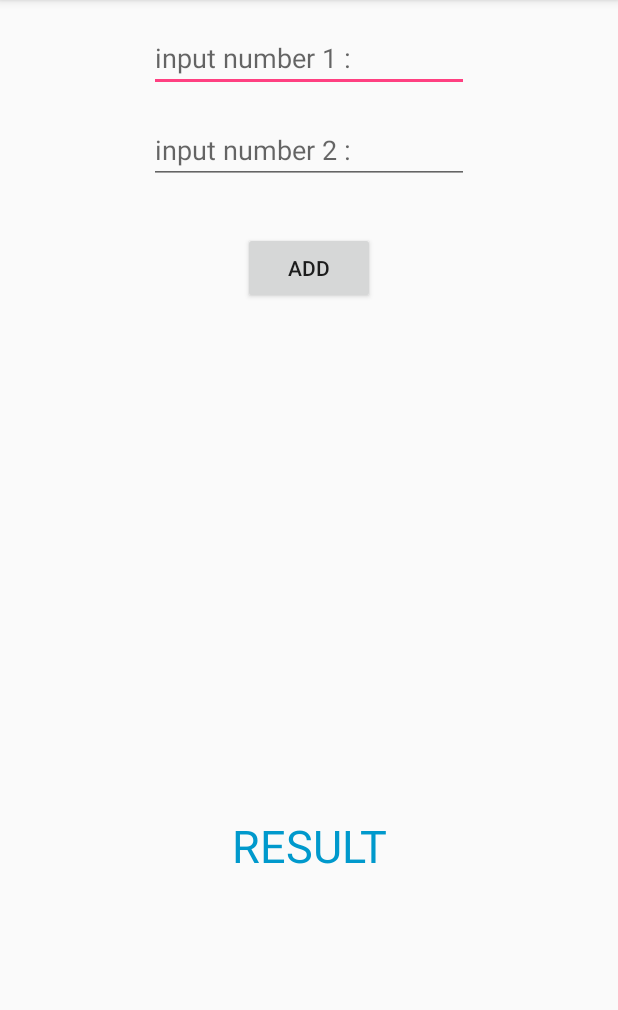
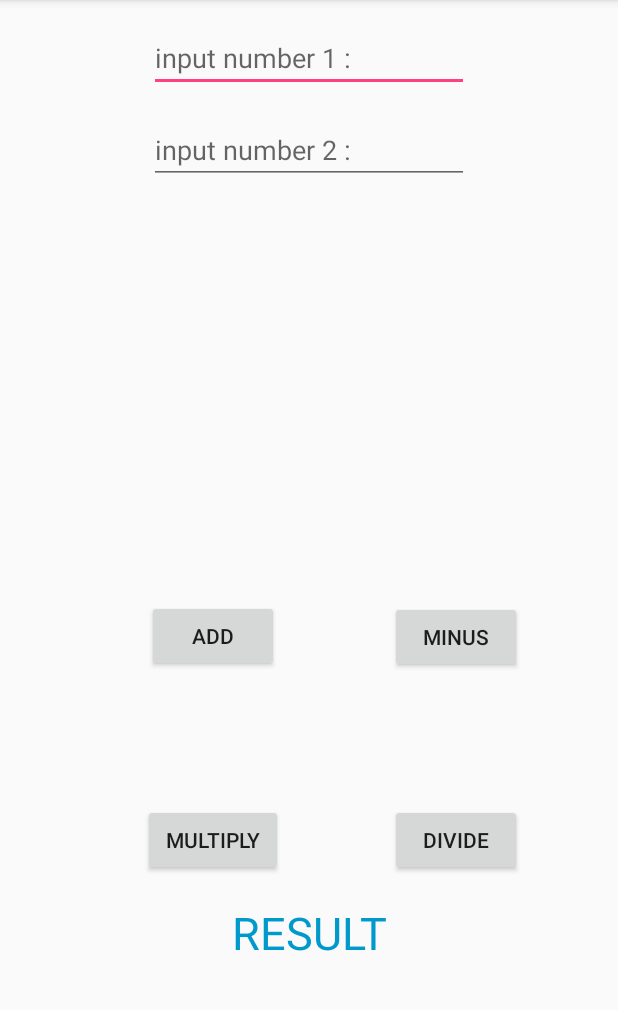
Before and after one commit to kritsada0019/calculator, an Android app: the screen it shows after launch (MainActivity), on a phone screen of 412 x 824 dp, the part 84-1094 px from its top. Run offline under Robolectric (Android 15) with nearby library versions, the phone set to English and light mode, and no system bars.

Commit message:
add minus multiply divide complete

```diff
--- a/app/src/main/java/sdu/cs58/kritsada/calculator/MainActivity.java
+++ b/app/src/main/java/sdu/cs58/kritsada/calculator/MainActivity.java
@@ -12,7 +12,7 @@ public class MainActivity extends AppCompatActivity {
     //Explicit
     EditText number1EditText, number2EditText;
     TextView resultTextView;
-    Button addButton;
+    Button addButton,minusButton,multiButton,divideButton;
     int num1,num2, result;
 
     @Override
@@ -24,6 +24,9 @@ public class MainActivity extends AppCompatActivity {
         number1EditText = findViewById(R.id.edtNumber1);
         number2EditText = findViewById(R.id.edtNumber2);
         addButton = findViewById(R.id.btnAdd);
+        minusButton = findViewById(R.id.btmMinus);
+        multiButton = findViewById(R.id.btnMulti);
+        divideButton = findViewById(R.id.btnDivide);
         resultTextView = findViewById(R.id.txvResult);
 
         addButton.setOnClickListener(new View.OnClickListener() {
@@ -35,8 +38,42 @@ public class MainActivity extends AppCompatActivity {
                 num2 = Integer.parseInt(number2EditText.getText().toString().trim());
                 result = num1 + num2;
                 resultTextView.setText(result + "");
+
             }
         }); //end setOnclicklistener
 
+        minusButton.setOnClickListener(new View.OnClickListener() {
+            @Override
+            public void onClick(View view) {
+
+                num1 = Integer.parseInt(number1EditText.getText().toString().trim());
+                num2 = Integer.parseInt(number2EditText.getText().toString().trim());
+                result = num1 - num2;
+                resultTextView.setText(result + "");
+            }
+
+        });
+        multiButton.setOnClickListener(new View.OnClickListener() {
+            @Override
+            public void onClick(View view) {
+
+                num1 = Integer.parseInt(number1EditText.getText().toString().trim());
+                num2 = Integer.parseInt(number2EditText.getText().toString().trim());
+                result = num1 * num2;
+                resultTextView.setText(result + "");
+            }
+        });
+
+        divideButton.setOnClickListener(new View.OnClickListener() {
+            @Override
+            public void onClick(View view) {
+
+                num1 = Integer.parseInt(number1EditText.getText().toString().trim());
+                num2 = Integer.parseInt(number2EditText.getText().toString().trim());
+                result = num1 / num2;
+                resultTextView.setText(result + "");
+            }
+        });
+
     }// end method onCreate
 }//end class
--- a/app/src/main/res/layout/activity_main.xml
+++ b/app/src/main/res/layout/activity_main.xml
@@ -38,13 +38,16 @@
         android:id="@+id/btnAdd"
         android:layout_width="wrap_content"
         android:layout_height="wrap_content"
+        android:layout_marginBottom="8dp"
         android:layout_marginEnd="8dp"
-        android:layout_marginStart="8dp"
-        android:layout_marginTop="32dp"
+        android:layout_marginStart="32dp"
+        android:layout_marginTop="8dp"
         android:text="ADD"
-        app:layout_constraintEnd_toEndOf="parent"
+        app:layout_constraintBottom_toTopOf="@+id/btnMulti"
+        app:layout_constraintEnd_toStartOf="@+id/btmMinus"
         app:layout_constraintStart_toStartOf="parent"
-        app:layout_constraintTop_toBottomOf="@+id/edtNumber2" />
+        app:layout_constraintTop_toTopOf="parent"
+        app:layout_constraintVertical_bias="0.83" />
 
     <TextView
         android:id="@+id/txvResult"
@@ -53,13 +56,49 @@
         android:layout_marginBottom="8dp"
         android:layout_marginEnd="8dp"
         android:layout_marginStart="8dp"
+        android:layout_marginTop="8dp"
         android:text="RESULT"
         android:textColor="@android:color/holo_blue_dark"
         android:textSize="30sp"
         app:layout_constraintBottom_toBottomOf="parent"
         app:layout_constraintEnd_toEndOf="parent"
         app:layout_constraintStart_toStartOf="parent"
-        app:layout_constraintTop_toBottomOf="@+id/btnAdd"
-        app:layout_constraintVertical_bias="0.65999997" />
+        app:layout_constraintTop_toBottomOf="@+id/edtNumber2"
+        app:layout_constraintVertical_bias="0.8" />
+
+    <Button
+        android:id="@+id/btmMinus"
+        android:layout_width="wrap_content"
+        android:layout_height="wrap_content"
+        android:layout_marginBottom="8dp"
+        android:layout_marginEnd="64dp"
+        android:layout_marginTop="8dp"
+        android:text="MINUS"
+        app:layout_constraintBottom_toTopOf="@+id/btnDivide"
+        app:layout_constraintEnd_toEndOf="parent"
+        app:layout_constraintTop_toTopOf="parent"
+        app:layout_constraintVertical_bias="0.832" />
+
+    <Button
+        android:id="@+id/btnMulti"
+        android:layout_width="93dp"
+        android:layout_height="wrap_content"
+        android:layout_marginBottom="184dp"
+        android:layout_marginEnd="8dp"
+        android:layout_marginStart="32dp"
+        android:text="MULTIPLY"
+        app:layout_constraintBottom_toBottomOf="parent"
+        app:layout_constraintEnd_toStartOf="@+id/btnDivide"
+        app:layout_constraintStart_toStartOf="parent" />
+
+    <Button
+        android:id="@+id/btnDivide"
+        android:layout_width="wrap_content"
+        android:layout_height="wrap_content"
+        android:layout_marginBottom="184dp"
+        android:layout_marginEnd="64dp"
+        android:text="DIVIDE"
+        app:layout_constraintBottom_toBottomOf="parent"
+        app:layout_constraintEnd_toEndOf="parent" />
 
 </android.support.constraint.ConstraintLayout>
```
